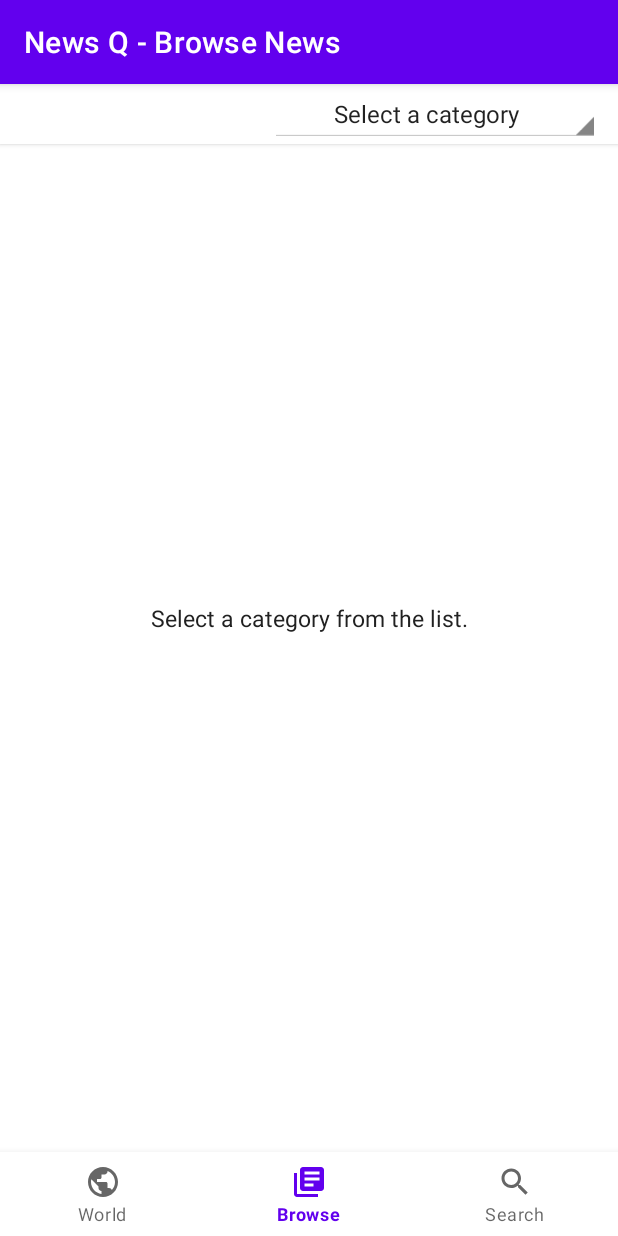
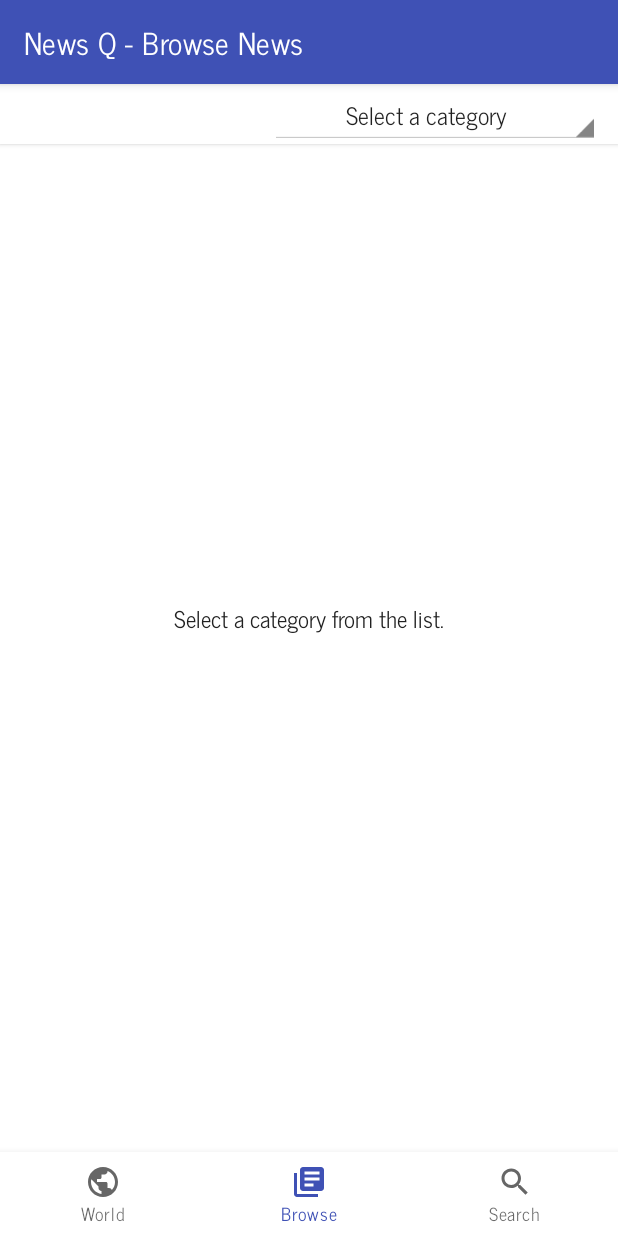
Before and after one commit to coleken/news-query, an Android app: the BrowseFragment screen opened through its navigation route, on a phone screen of 412 x 824 dp. Run offline under Robolectric (Android 15) with nearby library versions, the phone set to English and light mode, and no system bars; our stand-ins replace navigation-ui; 2 statements that could not run were skipped.

Commit message:
feat: Update the theme

```diff
--- a/app/src/main/res/values-night/themes.xml
+++ b/app/src/main/res/values-night/themes.xml
@@ -2,15 +2,16 @@
   <!-- Base application theme. -->
   <style name="Theme.NewsQ" parent="Theme.MaterialComponents.DayNight.DarkActionBar">
     <!-- Primary brand color. -->
-    <item name="colorPrimary">@color/purple_200</item>
-    <item name="colorPrimaryVariant">@color/purple_700</item>
-    <item name="colorOnPrimary">@color/black</item>
+    <item name="colorPrimary">@color/colorPrimary</item>
+    <item name="colorPrimaryVariant">@color/colorPrimaryDark</item>
+    <item name="colorOnPrimary">@color/white</item>
     <!-- Secondary brand color. -->
-    <item name="colorSecondary">@color/teal_200</item>
-    <item name="colorSecondaryVariant">@color/teal_200</item>
+    <item name="colorSecondary">@color/colorAccent</item>
+    <item name="colorSecondaryVariant">@color/colorPrimaryLight</item>
     <item name="colorOnSecondary">@color/black</item>
     <!-- Status bar color. -->
     <item name="android:statusBarColor" tools:targetApi="l">?attr/colorPrimaryVariant</item>
     <!-- Customize your theme here. -->
+    <item name="android:fontFamily">@font/news_cycle</item>
   </style>
 </resources>
--- a/app/src/main/res/values/colors.xml
+++ b/app/src/main/res/values/colors.xml
@@ -8,6 +8,10 @@
   <color name="black">#FF000000</color>
   <color name="white">#FFFFFFFF</color>
 
+  <color name="colorPrimaryDark">#303F9F</color>
+  <color name="colorPrimaryLight">#C5CAE9</color>
+  <color name="colorPrimary">#3F51B5</color>
+  <color name="colorAccent">#536DFE</color>
   <color name="colorPrimaryText">#212121</color>
   <color name="colorSecondaryText">#757575</color>
   <color name="colorDivider">#B5B5B5</color>
--- a/app/src/main/res/values/themes.xml
+++ b/app/src/main/res/values/themes.xml
@@ -2,15 +2,16 @@
   <!-- Base application theme. -->
   <style name="Theme.NewsQ" parent="Theme.MaterialComponents.DayNight.DarkActionBar">
     <!-- Primary brand color. -->
-    <item name="colorPrimary">@color/purple_500</item>
-    <item name="colorPrimaryVariant">@color/purple_700</item>
+    <item name="colorPrimary">@color/colorPrimary</item>
+    <item name="colorPrimaryVariant">@color/colorPrimaryDark</item>
     <item name="colorOnPrimary">@color/white</item>
     <!-- Secondary brand color. -->
-    <item name="colorSecondary">@color/teal_200</item>
-    <item name="colorSecondaryVariant">@color/teal_700</item>
+    <item name="colorSecondary">@color/colorAccent</item>
+    <item name="colorSecondaryVariant">@color/colorPrimaryLight</item>
     <item name="colorOnSecondary">@color/black</item>
     <!-- Status bar color. -->
     <item name="android:statusBarColor" tools:targetApi="l">?attr/colorPrimaryVariant</item>
     <!-- Customize your theme here. -->
+    <item name="android:fontFamily">@font/news_cycle</item>
   </style>
 </resources>
```
Also changed, not shown: app/src/main/res/font/news_cycle.ttf (added).
